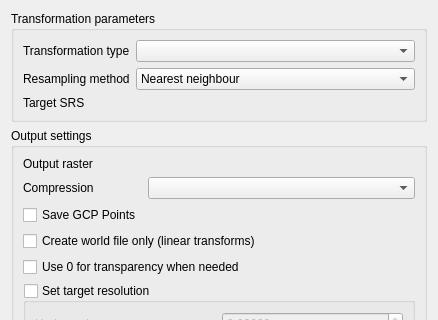
Old version of the form src/plugins/georeferencer/qgstransformsettingsdialogbase.ui in the repository carsmie/QGIS; both pictures show x 0 to 438 and y 0 to 320 of the 438 by 702 pixel window.
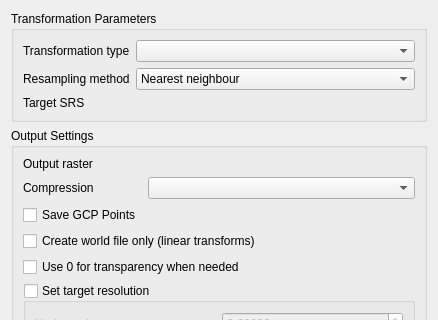
New version of the form. Custom widgets are drawn as their Qt base class.

Commit message: [georeferencer] Fix some HIG violations

The edit to the form file:
```diff
--- a/src/plugins/georeferencer/qgstransformsettingsdialogbase.ui
+++ b/src/plugins/georeferencer/qgstransformsettingsdialogbase.ui
@@ -30,7 +30,7 @@
    <item row="1" column="0">
     <widget class="QGroupBox" name="groupBox_2">
      <property name="title">
-      <string>Output settings</string>
+      <string>Output Settings</string>
      </property>
      <layout class="QGridLayout" name="gridLayout_5">
       <item row="3" column="0" colspan="2">
@@ -211,7 +211,7 @@
    <item row="0" column="0">
     <widget class="QGroupBox" name="groupBox">
      <property name="title">
-      <string>Transformation parameters</string>
+      <string>Transformation Parameters</string>
      </property>
      <layout class="QGridLayout" name="gridLayout_4">
       <item row="0" column="0">
```
Left out of the diff: 8 changed lines with no effect on the pictures. The commit also changes 1 other file.
